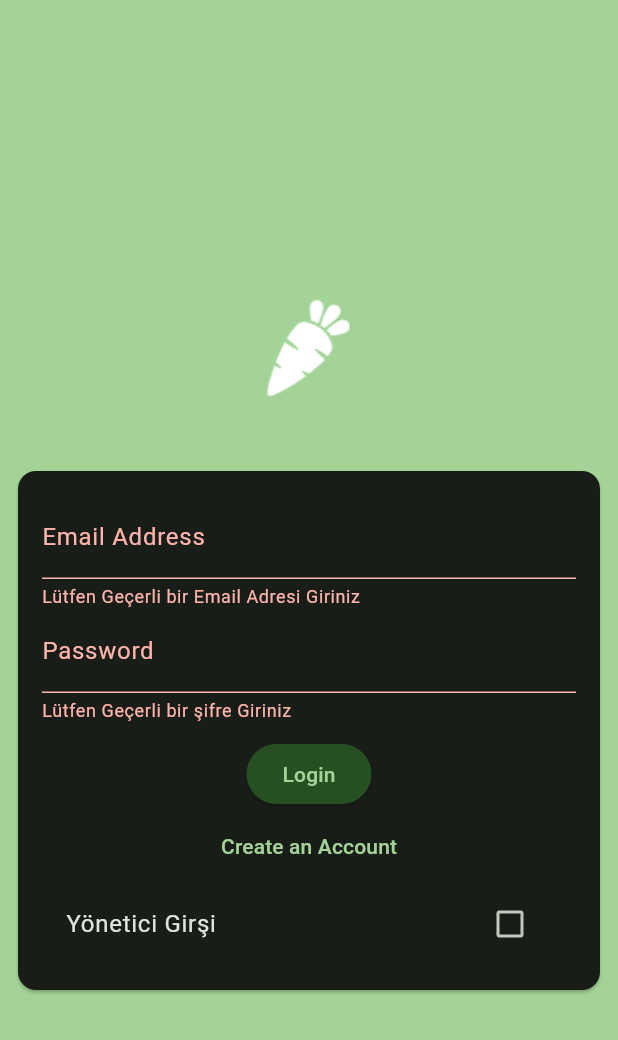
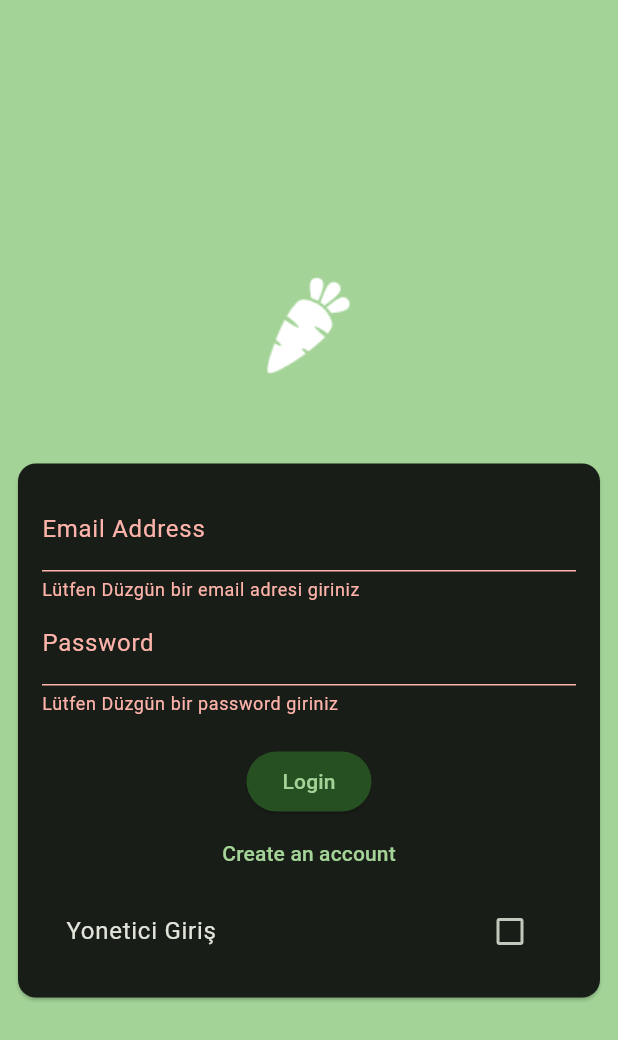
Before and after one commit to shallwebegin/kivi_app, a Flutter app: the CredentialScreen screen opened directly, after a tap on "Login", on a phone screen of 412 x 824 dp. Shown: the top 1040 px of the screen. Run offline on Flutter 3.47's test engine with Material 3 defaults, Android fonts, the phone set to English and light mode, and no system bars; our stand-ins replace cloud_firestore, firebase_auth, firebase_core, firebase_storage, flutter_riverpod, image_picker; accounts and stored records are empty.

Commit message:
kiviapp some trainin

```diff
--- a/lib/screens/credential.dart
+++ b/lib/screens/credential.dart
@@ -1,7 +1,14 @@
+// ignore_for_file: use_build_context_synchronously
+
+import 'dart:io';
+
+import 'package:cloud_firestore/cloud_firestore.dart';
 import 'package:firebase_auth/firebase_auth.dart';
+import 'package:firebase_storage/firebase_storage.dart';
 import 'package:flutter/material.dart';
 import 'package:kivi_app/screens/ogrenci.dart';
 import 'package:kivi_app/screens/yonetici.dart';
+import 'package:kivi_app/widgets/user_image_picker.dart';
 
 class CredentialScreen extends StatefulWidget {
   const CredentialScreen({super.key});
@@ -11,16 +18,17 @@ class CredentialScreen extends StatefulWidget {
 }
 
 class _CredentialScreenState extends State<CredentialScreen> {
+  var isLogin = true;
+  final _form = GlobalKey<FormState>();
   var _enteredEmail = '';
   var _enteredPassword = '';
   var _enteredUsername = '';
-  final _form = GlobalKey<FormState>();
-  var isLogin = true;
   var isManager = false;
   var isAuthentication = false;
+  File? _pickedImage;
   void kullaniciIslemleri() async {
     final isValid = _form.currentState!.validate();
-    if (!isValid) {
+    if (!isValid || !isLogin && _pickedImage == null) {
       return;
     }
     _form.currentState!.save();
@@ -32,24 +40,54 @@ class _CredentialScreenState extends State<CredentialScreen> {
         final userCredential = await FirebaseAuth.instance
             .signInWithEmailAndPassword(
                 email: _enteredEmail, password: _enteredPassword);
+        ScaffoldMessenger.of(context).showSnackBar(
+          const SnackBar(
+            content: Text('Giriş Başarılı'),
+            duration: Duration(seconds: 2),
+          ),
+        );
         if (isManager && !isUserManager(userCredential.user!)) {
           return showAlertDialog(
-              context, 'Hata', 'Yonetici Yetkisin Sahip Degilsiniz');
+              context, 'Hata', 'Yonetici Yetkisine Sahip Degilsiniz');
         } else {
-          Navigator.of(context).push(MaterialPageRoute(
+          Navigator.of(context).push(
+            MaterialPageRoute(
               builder: (context) =>
-                isManager ? YoneticiScreen() : OgrenciScreen(),
-          ));
+                  isManager ? const YoneticiScreen() : const OgrenciScreen(),
+            ),
+          );
         }
       } else {
         final userCredential = await FirebaseAuth.instance
             .createUserWithEmailAndPassword(
                 email: _enteredEmail, password: _enteredPassword);
+        final storageRef = FirebaseStorage.instance
+            .ref()
+            .child('user_images')
+            .child('${userCredential.user!.uid}.jpg');
+        await storageRef.putFile(
+          _pickedImage!,
+          SettableMetadata(contentType: 'image/jpg'),
+        );
+        final imageUrl = await storageRef.getDownloadURL();
+        await FirebaseFirestore.instance
+            .collection('users')
+            .doc(userCredential.user!.uid)
+            .set({
+          'username': _enteredUsername,
+          'email': _enteredEmail,
+          'image_url': imageUrl,
+        });
+        ScaffoldMessenger.of(context).showSnackBar(
+          const SnackBar(
+            content: Text('Üyelik Başarılı'),
+            duration: Duration(seconds: 2),
+          ),
+        );
       }
     } on FirebaseAuthException catch (error) {
       if (error.code == 'email-already-in-use' ||
           error.code == 'invalid-email' ||
-          error.code == 'user-not-found' ||
           error.code == 'wrong-password') {
         return showAlertDialog(
             context, 'Hata', 'Lütfen Bilgilerinizi Kontrol Ediniz');
@@ -68,7 +106,7 @@ class _CredentialScreenState extends State<CredentialScreen> {
   }
 
   bool isUserManager(User user) {
-    return user.email != null && user.email!.contains('@yonetici.com');
+    return user.email != null && user.email!.contains('@yonetici');
   }
 
   void showAlertDialog(BuildContext context, String title, String message) {
@@ -87,8 +125,7 @@ class _CredentialScreenState extends State<CredentialScreen> {
               ),
             ],
           );
-      },
-    );
+        });
   }
 
   @override
@@ -104,7 +141,7 @@ class _CredentialScreenState extends State<CredentialScreen> {
                 child: Container(
                   height: 100,
                   margin: const EdgeInsets.only(
-                      top: 30, left: 20, right: 20, bottom: 20),
+                      bottom: 30, top: 20, left: 20, right: 20),
                   child: Image.asset('assets/images/Group.png'),
                 ),
               ),
@@ -116,17 +153,23 @@ class _CredentialScreenState extends State<CredentialScreen> {
                     key: _form,
                     child: Column(
                       children: [
+                        if (!isLogin)
+                          UserImagePicker(
+                            onPickImage: (image) {
+                              _pickedImage = image;
+                            },
+                          ),
                         TextFormField(
                           decoration:
                               const InputDecoration(labelText: 'Email Address'),
+                          autocorrect: false,
+                          textCapitalization: TextCapitalization.none,
                           keyboardType: TextInputType.emailAddress,
-                          textCapitalization: TextCapitalization.none,
-                          autocorrect: false,
                           validator: (value) {
                             if (value == null ||
                                 value.trim().isEmpty ||
                                 !value.contains('@')) {
-                              return 'Lütfen Geçerli bir Email Adresi Giriniz';
+                              return 'Lütfen Düzgün bir email adresi giriniz';
                             }
                             return null;
                           },
@@ -138,10 +181,9 @@ class _CredentialScreenState extends State<CredentialScreen> {
                           TextFormField(
                             decoration:
                                 const InputDecoration(labelText: 'Username'),
-                            autocorrect: false,
                             validator: (value) {
                               if (value == null || value.trim().length < 4) {
-                                return 'Lütfen Geçerli bir Username  Giriniz';
+                                return 'Lütfen Düzgün bir username giriniz';
                               }
                               return null;
                             },
@@ -155,7 +197,7 @@ class _CredentialScreenState extends State<CredentialScreen> {
                           obscureText: true,
                           validator: (value) {
                             if (value == null || value.trim().length < 6) {
-                              return 'Lütfen Geçerli bir şifre Giriniz';
+                              return 'Lütfen Düzgün bir password giriniz';
                             }
                             return null;
                           },
@@ -164,7 +206,7 @@ class _CredentialScreenState extends State<CredentialScreen> {
                           },
                         ),
                         const SizedBox(
-                          height: 10,
+                          height: 20,
                         ),
                         if (isAuthentication) const CircularProgressIndicator(),
                         if (!isAuthentication)
@@ -183,12 +225,13 @@ class _CredentialScreenState extends State<CredentialScreen> {
                             });
                           },
                           child: Text(isLogin
-                              ? 'Create an Account'
-                              : 'I already have account'),
+                              ? 'Create an account'
+                              : 'I already have an account'),
                         ),
+                        if (isLogin)
                           CheckboxListTile(
-                            title: const Text('Yönetici Girşi'),
                               value: isManager,
+                              title: const Text('Yonetici Giriş'),
                               onChanged: (value) {
                                 setState(() {
                                   isManager = value!;
--- a/lib/screens/ogrenci.dart
+++ b/lib/screens/ogrenci.dart
@@ -6,7 +6,7 @@ class OgrenciScreen extends StatelessWidget {
   @override
   Widget build(BuildContext context) {
     return Scaffold(
-      body: Center(child: Text('Ogrenci')),
+      body: Center(child: Text('OgrenciScreen')),
     );
   }
 }
--- a/lib/screens/yonetici.dart
+++ b/lib/screens/yonetici.dart
@@ -6,9 +6,7 @@ class YoneticiScreen extends StatelessWidget {
   @override
   Widget build(BuildContext context) {
     return Scaffold(
-      body: Center(
-        child: Text('YONETİCİ'),
-      ),
+      body: Center(child: Text('Yonetici')),
     );
   }
 }
```
Also changed, not shown: lib/screens/start_screen.dart (+10 -11 lines), lib/screens/welcome.dart (+16 -9 lines), lib/widgets/user_image_picker.dart (added, +46 -0 lines). Lines whose indentation alone changed are shown as unchanged.
